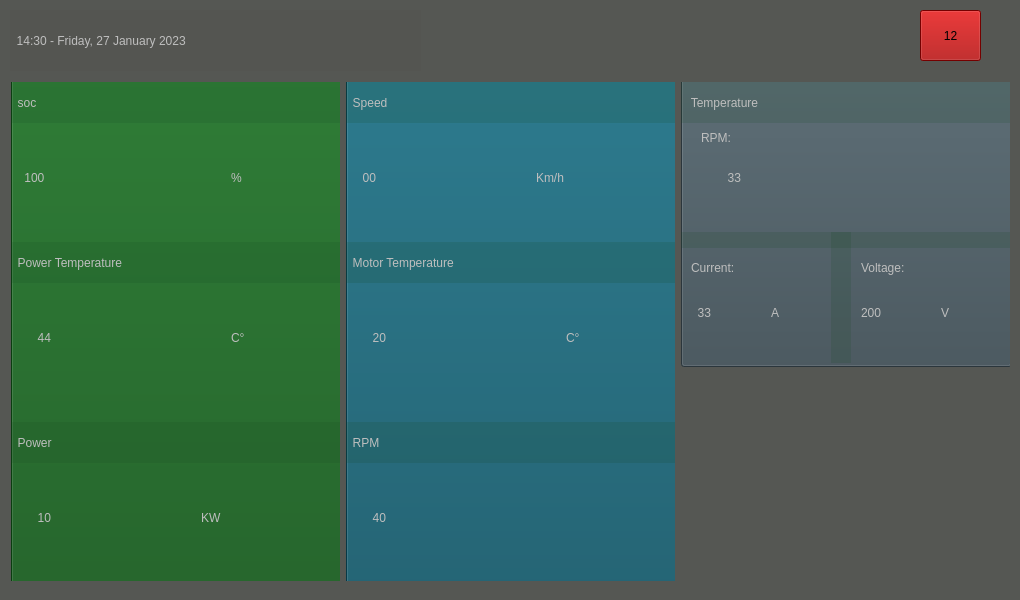
Above: apps/hpowerV2readvalues/mainwindow.ui from GiovanniRaseraF/santoka_qt before the change. Below: the same form after it.
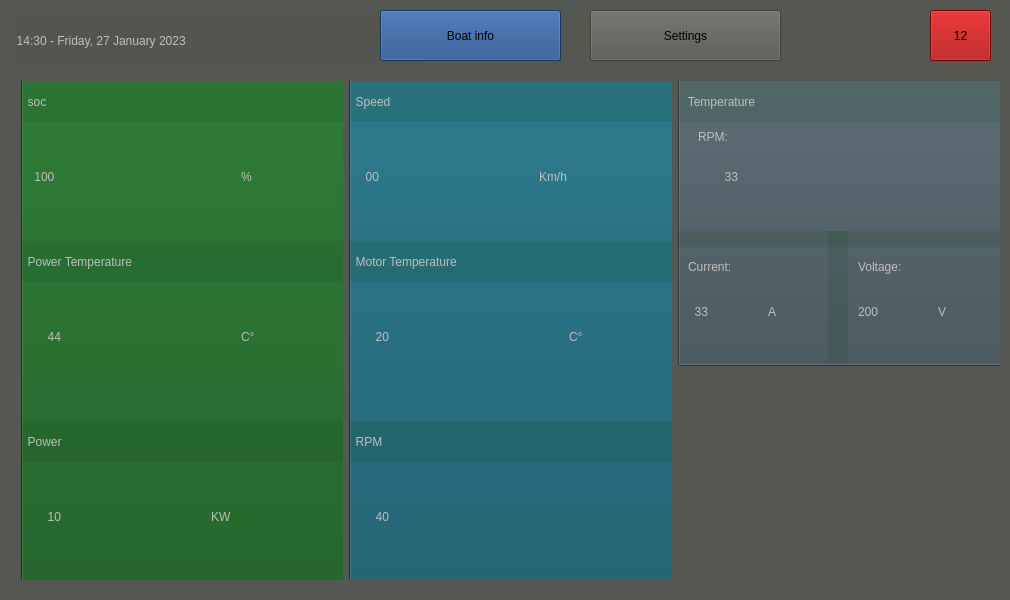
That is the form after the change. Icons and pictures are not drawn.

Commit message: hpv2read: adding boat info page

Diff of the .ui file:
```diff
--- a/apps/hpowerV2readvalues/mainwindow.ui
+++ b/apps/hpowerV2readvalues/mainwindow.ui
@@ -12,7 +12,7 @@
    <rect>
     <x>0</x>
     <y>0</y>
-    <width>1020</width>
+    <width>1010</width>
     <height>600</height>
    </rect>
   </property>
@@ -29,9 +29,9 @@
    <widget class="QWidget" name="horizontalLayoutWidget">
     <property name="geometry">
      <rect>
-      <x>0</x>
-      <y>71</y>
-      <width>1021</width>
+      <x>10</x>
+      <y>70</y>
+      <width>1001</width>
       <height>521</height>
      </rect>
     </property>
@@ -806,7 +806,7 @@
    <widget class="QPushButton" name="pushButton_2">
     <property name="geometry">
      <rect>
-      <x>920</x>
+      <x>930</x>
       <y>10</y>
       <width>61</width>
       <height>51</height>
@@ -819,6 +819,35 @@
      <string>12</string>
     </property>
    </widget>
+   <widget class="QPushButton" name="pb_boatinfo">
+    <property name="geometry">
+     <rect>
+      <x>380</x>
+      <y>10</y>
+      <width>181</width>
+      <height>51</height>
+     </rect>
+    </property>
+    <property name="styleSheet">
+     <string notr="true">background-color: rgb(32, 74, 135)</string>
+    </property>
+    <property name="text">
+     <string>Boat info</string>
+    </property>
+   </widget>
+   <widget class="QPushButton" name="pb_settings">
+    <property name="geometry">
+     <rect>
+      <x>590</x>
+      <y>10</y>
+      <width>191</width>
+      <height>51</height>
+     </rect>
+    </property>
+    <property name="text">
+     <string>Settings</string>
+    </property>
+   </widget>
   </widget>
  </widget>
  <layoutdefault spacing="6" margin="11"/>
```
Left out of the diff: 4 changed lines with no effect on the pictures. The commit also changes 7 other files.
